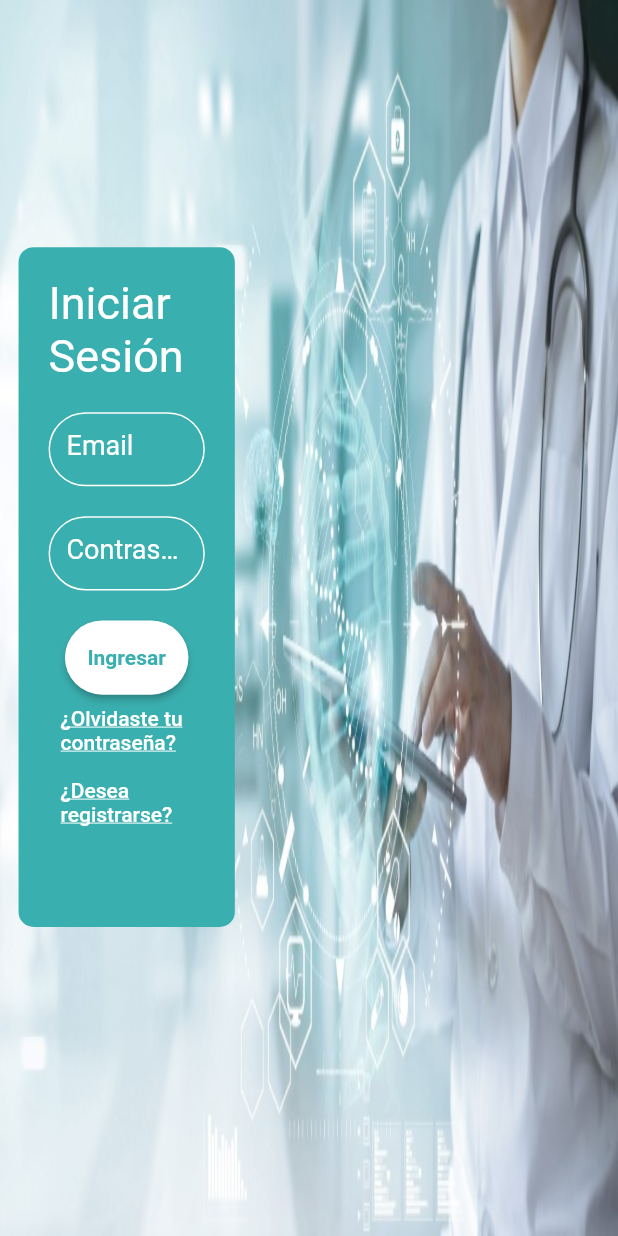
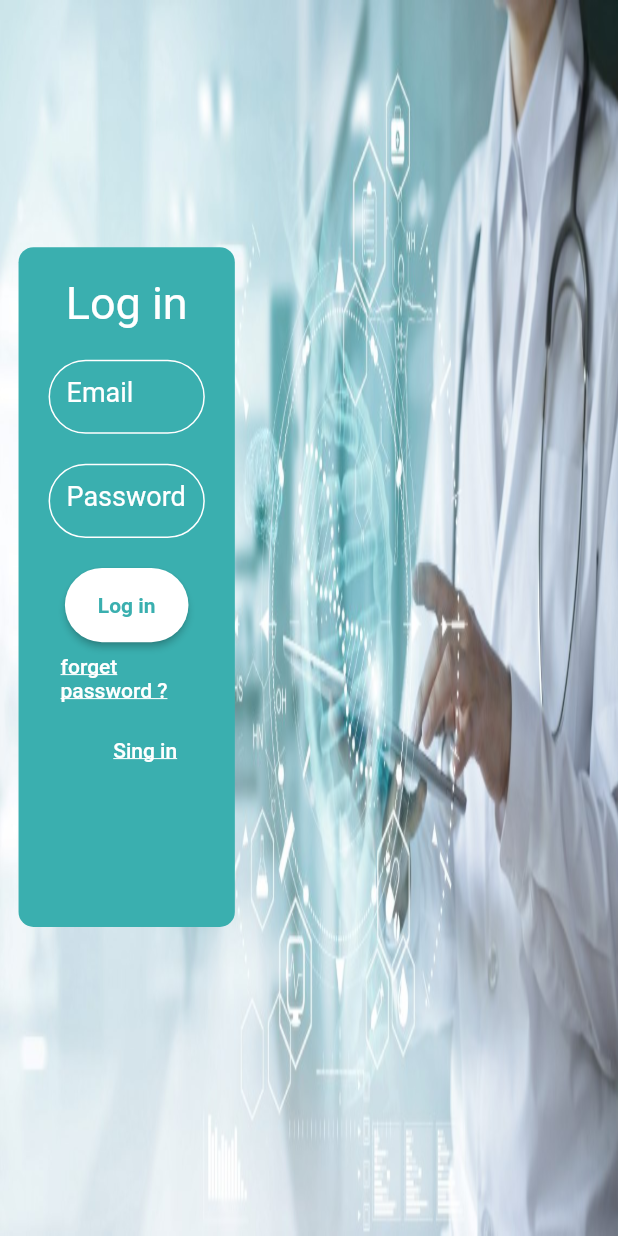
Before and after one commit to nikolasiba/clinica_front, a Flutter app: the screen it shows after launch, on a phone screen of 412 x 824 dp. Run offline on Flutter 3.47's test engine with Material 2 defaults, Android fonts, the phone set to English and light mode, and no system bars; drawn by our look-alikes of auto_size_text; our stand-ins replace animate_do, either_dart, get_it, hexcolor, jwt_decoder, shared_preferences.

Commit message:
feat: ajustes para login y registro

```diff
--- a/lib/_clinica/login/domain/interface/i_login.dart
+++ b/lib/_clinica/login/domain/interface/i_login.dart
@@ -1,3 +1,4 @@
+import 'package:clinica/_clinica/login/domain/model/register.dart';
 import 'package:clinica/_clinica/services/data/remote/error/network_error.dart';
 import 'package:either_dart/either.dart';
 
@@ -6,4 +7,8 @@ abstract class ILogin {
     required String email,
     required String password,
   });
+
+  Future<Either<NetworkException, dynamic>> singIn({
+    required RegisterModel registerModel,
+  });
 }
--- /dev/null
+++ b/lib/_clinica/login/domain/model/register.dart
@@ -0,0 +1,66 @@
+// To parse this JSON data, do
+//
+//     final registerModel = registerModelFromJson(jsonString);
+
+import 'dart:convert';
+
+RegisterModel registerModelFromJson(String str) =>
+    RegisterModel.fromJson(json.decode(str));
+
+String registerModelToJson(RegisterModel data) => json.encode(data.toJson());
+
+class RegisterModel {
+  String? name;
+  int? identification;
+  String? phone;
+  String? urlPicture;
+  String? city;
+  String? birthday;
+  String? allergies;
+  String? bloodType;
+  String? eps;
+  String? email;
+  String? password;
+
+  RegisterModel({
+    this.name,
+    this.identification,
+    this.phone,
+    this.urlPicture,
+    this.city,
+    this.birthday,
+    this.allergies,
+    this.bloodType,
+    this.eps,
+    this.email,
+    this.password,
+  });
+
+  factory RegisterModel.fromJson(Map<String, dynamic> json) => RegisterModel(
+        name: json["name"],
+        identification: json["identification"],
+        phone: json["phone"],
+        urlPicture: json["urlPicture"],
+        city: json["city"],
+        birthday: (json["birthday"]),
+        allergies: json["allergies"],
+        bloodType: json["bloodType"],
+        eps: json["eps"],
+        email: json["email"],
+        password: json["password"],
+      );
+
+  Map<String, dynamic> toJson() => {
+        "name": name,
+        "identification": identification,
+        "phone": phone,
+        "urlPicture": urlPicture,
+        "city": city,
+        "birthday": birthday.toString().substring(0, 10),
+        "allergies": allergies,
+        "bloodType": bloodType,
+        "eps": eps,
+        "email": email,
+        "password": password,
+      };
+}
--- a/lib/_clinica/login/domain/service/login_service.dart
+++ b/lib/_clinica/login/domain/service/login_service.dart
@@ -1,4 +1,5 @@
 import 'package:clinica/_clinica/login/domain/interface/i_login.dart';
+import 'package:clinica/_clinica/login/domain/model/register.dart';
 import 'package:clinica/_clinica/services/data/remote/error/network_error.dart';
 import 'package:either_dart/either.dart';
 
@@ -11,4 +12,9 @@ class LoginService {
       {required String email, required String password}) async {
     return await iLogin.login(email: email, password: password);
   }
+
+  Future<Either<NetworkException, dynamic>> singIn(
+      {required RegisterModel registerModel}) async {
+    return await iLogin.singIn(registerModel: registerModel);
+  }
 }
--- a/lib/_clinica/login/presentation/view/login_page.dart
+++ b/lib/_clinica/login/presentation/view/login_page.dart
@@ -55,7 +55,7 @@ class _LoginBody extends StatelessWidget {
                 mainAxisAlignment: MainAxisAlignment.center,
                 children: [
                   const Text(
-                    'Iniciar Sesión',
+                    'Log in',
                     style: TextStyle(
                       color: Colors.white,
                       fontSize: 30,
@@ -67,23 +67,23 @@ class _LoginBody extends StatelessWidget {
                   CustomTextField(
                     hintText: 'Email',
                     textColor: Colors.white,
-                    textEditingController: TextEditingController(),
+                    textEditingController: controller.emailController,
                   ),
                   const SizedBox(
                     height: 20,
                   ),
                   CustomTextField(
                       textColor: Colors.white,
-                      hintText: 'Contraseña',
-                      textEditingController: TextEditingController()),
+                      hintText: 'Password',
+                      textEditingController: controller.passwordController),
                   const SizedBox(
                     height: 20,
                   ),
                   CustomButton(
                     onPressed: () async {
-                      await controller.login();
+                      await controller.login(context);
                     },
-                    text: 'Ingresar',
+                    text: 'Log in',
                     backgroundColor: Colors.white,
                     width: responsive.width * 0.2,
                     colorContent: ConstColors.primaryColor,
@@ -96,7 +96,7 @@ class _LoginBody extends StatelessWidget {
                               .navigateTo('/recover_password');
                         },
                         child: const Text(
-                          '¿Olvidaste tu contraseña?',
+                          'forget password ?',
                           style: TextStyle(
                               color: Colors.white,
                               decoration: TextDecoration.underline),
@@ -109,7 +109,7 @@ class _LoginBody extends StatelessWidget {
                           locator<NavigationService>().navigateTo('/register');
                         },
                         child: const Text(
-                          '¿Desea registrarse?',
+                          'Sing in   ',
                           style: TextStyle(
                               color: Colors.white,
                               decoration: TextDecoration.underline),
--- a/lib/shared/widgets/custom_text_field.dart
+++ b/lib/shared/widgets/custom_text_field.dart
@@ -14,6 +14,7 @@ class CustomTextField extends StatefulWidget {
     this.height,
     this.prefixIcon,
     this.textColor,
+    this.onTap,
   });
 
   final TextEditingController textEditingController;
@@ -26,6 +27,7 @@ class CustomTextField extends StatefulWidget {
   final Icon? prefixIcon;
   final Color? borderColor;
   final Color? textColor;
+  final void Function()? onTap;
 
   @override
   CustomTextFieldState createState() => CustomTextFieldState();
@@ -50,6 +52,7 @@ class CustomTextFieldState extends State<CustomTextField> {
             keyboardType: widget.keyboardType,
             controller: widget.textEditingController,
             onChanged: widget.onChanged,
+            onTap: widget.onTap,
             style: TextStyle(
                 color: widget.textColor ?? Colors.black, fontSize: 18),
             decoration: InputDecoration(
--- a/pubspec.yaml
+++ b/pubspec.yaml
@@ -15,10 +15,11 @@ dependencies:
   auto_size_text: ^3.0.0
   get_it: ^7.6.4
   hexcolor: ^3.0.1
+  intl: ^0.18.1
   provider: ^6.1.1
+  jwt_decoder: ^2.0.1
 
   shared_preferences: ^2.2.2
-
 
   cupertino_icons: ^1.0.2
   http: ^1.1.0
```
Also changed, not shown: lib/_clinica/login/presentation/controller/login_ctr.dart (+71 -5 lines), lib/_clinica/login/presentation/view/register_page.dart (+53 -14 lines), lib/_clinica/login/repository/login_repository.dart (+17 -0 lines), lib/_clinica/services/apis/apis.dart (+6 -2 lines), lib/_clinica/services/data/remote/network/network_api_service.dart (+6 -6 lines), lib/shared/util/preferences.dart (+0 -48 lines), lib/shared/util/utils.dart (+8 -2 lines), pubspec.lock.
